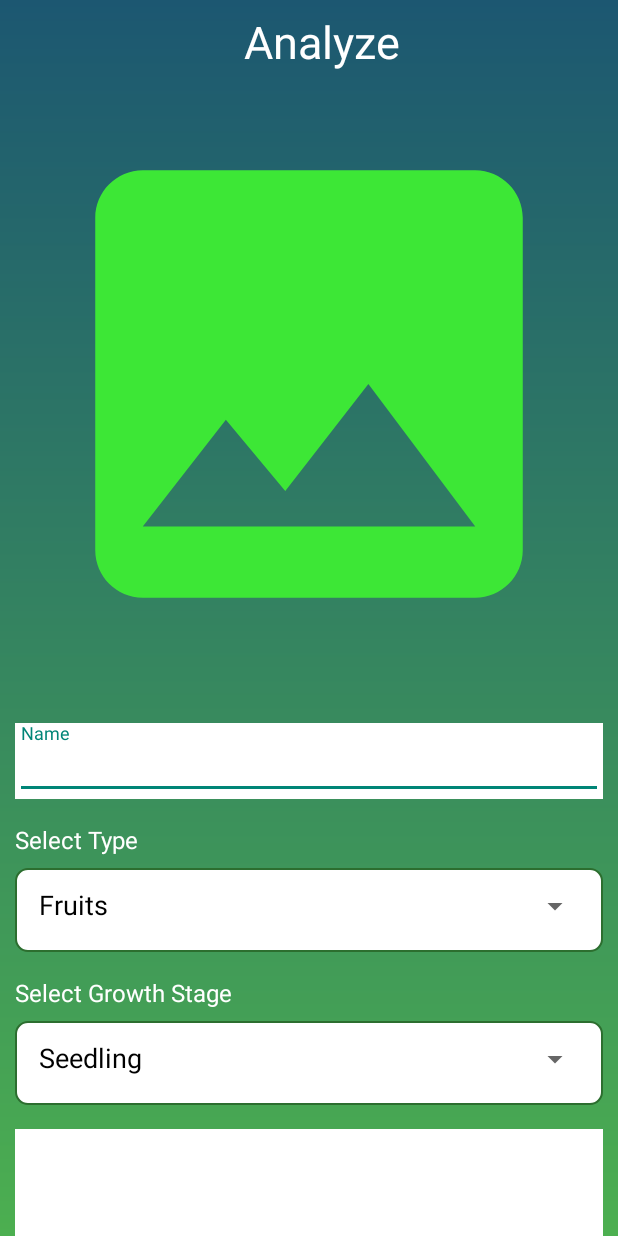
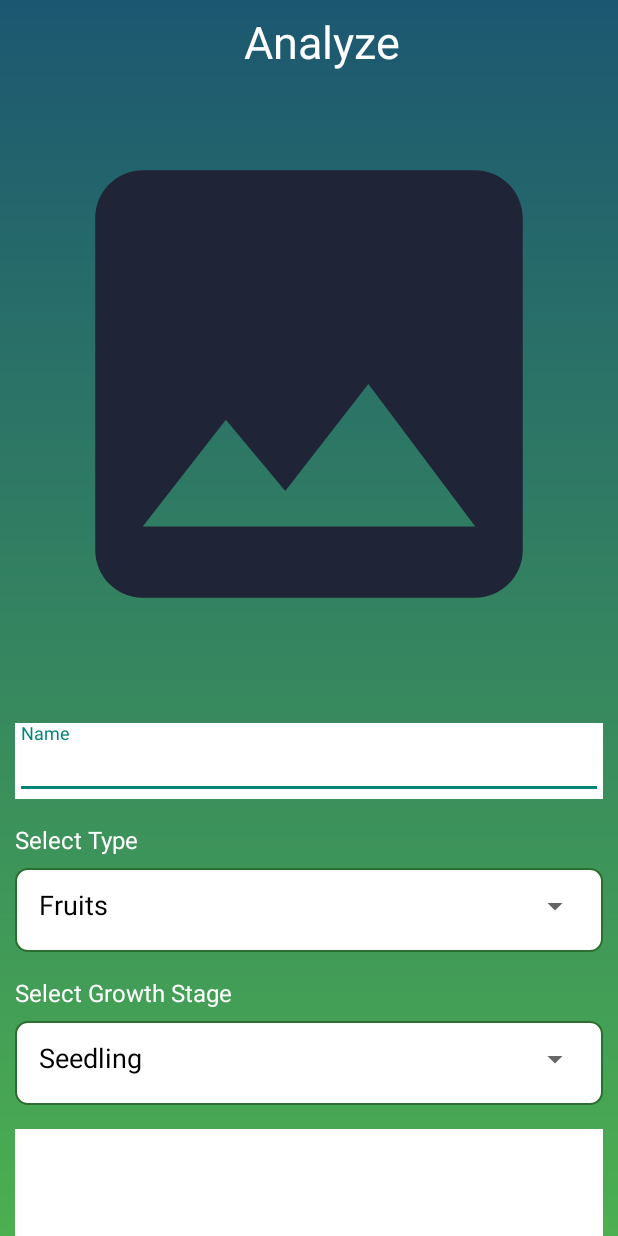
Before and after one commit to SteveRogersBD/TruServer2025, an Android app: the AnalyzeActivity screen opened directly, with no data from a screen before it, after a tap on an icon or button, on a phone screen of 412 x 824 dp. Run offline under Robolectric (Android 15) with nearby library versions, the phone set to English and light mode, and no system bars; libraries missing offline, so code that uses them is left out: com.google.ai.client; pictures from the network do not load.

Commit message:
about to make some changes

```diff
--- a/app/src/main/java/com/example/greenpulse/activities/AnalyzeActivity.java
+++ b/app/src/main/java/com/example/greenpulse/activities/AnalyzeActivity.java
@@ -161,15 +161,15 @@ public class AnalyzeActivity extends OtherActivity {
     }
 
     private void askPermission() {
-        if(ContextCompat.checkSelfPermission(this, android.Manifest.permission.READ_EXTERNAL_STORAGE)
-                != PackageManager.PERMISSION_GRANTED)
-        {
-            ActivityCompat.requestPermissions(this,new String[]{android.Manifest.permission.READ_EXTERNAL_STORAGE},
+        if (ContextCompat.checkSelfPermission(this, android.Manifest.permission.READ_EXTERNAL_STORAGE)
+                != PackageManager.PERMISSION_GRANTED) {
+            ActivityCompat.requestPermissions(this,
+                    new String[]{android.Manifest.permission.READ_EXTERNAL_STORAGE},
                     REQUEST_STORAGE_PERMISSION);
+        } else {
+            callImagePicker(); // Call image picker if permission already granted
         }
-        else{
-            callImagePicker();
-        }
+
     }
     @Override
     public void onRequestPermissionsResult(int requestCode, String[] permissions, int[] grantResults) {
--- a/app/src/main/java/com/example/greenpulse/activities/CropDetailsActivity.java
+++ b/app/src/main/java/com/example/greenpulse/activities/CropDetailsActivity.java
@@ -1,9 +1,7 @@
 package com.example.greenpulse.activities;
 
 import android.annotation.SuppressLint;
-import android.content.Intent;
 import android.os.Bundle;
-import android.view.View;
 import android.widget.Toast;
 import androidx.appcompat.app.AppCompatActivity;
 import androidx.recyclerview.widget.LinearLayoutManager;
--- a/app/src/main/java/com/example/greenpulse/activities/SignUpActivity.java
+++ b/app/src/main/java/com/example/greenpulse/activities/SignUpActivity.java
@@ -112,7 +112,7 @@ public class SignUpActivity extends OtherActivity {
                 {
 //                    UserResponse.Data user = response.body().data;
 //                    sm.saveUserInfo(user.username,user.email,user.role, (String) user.dp);
-                    startActivity(new Intent(SignUpActivity.this, MainActivity.class));
+                    startActivity(new Intent(SignUpActivity.this, SignInActivity.class));
                     overridePendingTransition(R.anim.fade_in,R.anim.fade_out);
                 }
             }
--- a/app/src/main/res/layout/activity_analyze.xml
+++ b/app/src/main/res/layout/activity_analyze.xml
@@ -26,9 +26,10 @@
         android:id="@+id/picker"
         android:layout_width="match_parent"
         android:layout_height="400dp"
+        android:layout_marginBottom="16dp"
+        android:padding="10dp"
         android:src="@drawable/baseline_image_24"
-        android:layout_marginBottom="16dp"
-        android:padding="10dp"/>
+        app:tint="@color/buttonSecondary" />
 
     <ScrollView
         android:layout_width="match_parent"
```
Also changed, not shown: app/src/main/AndroidManifest.xml (+10 -6 lines), app/src/main/java/com/example/greenpulse/fragments/HomeFragment.java (+7 -1 lines).
